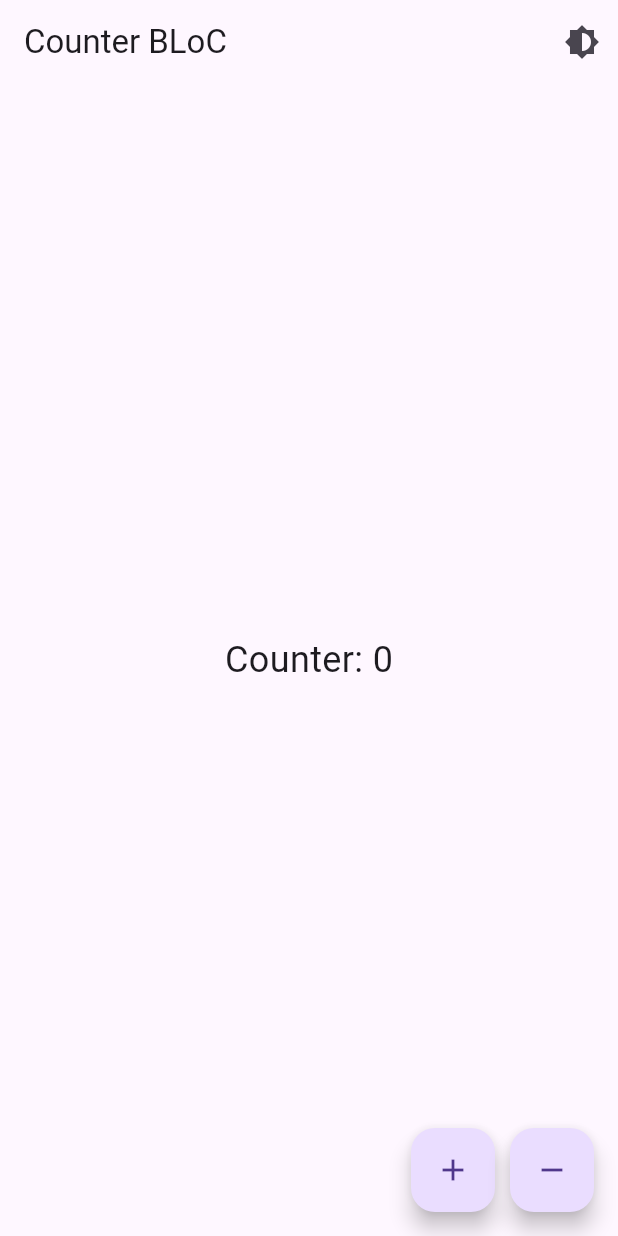
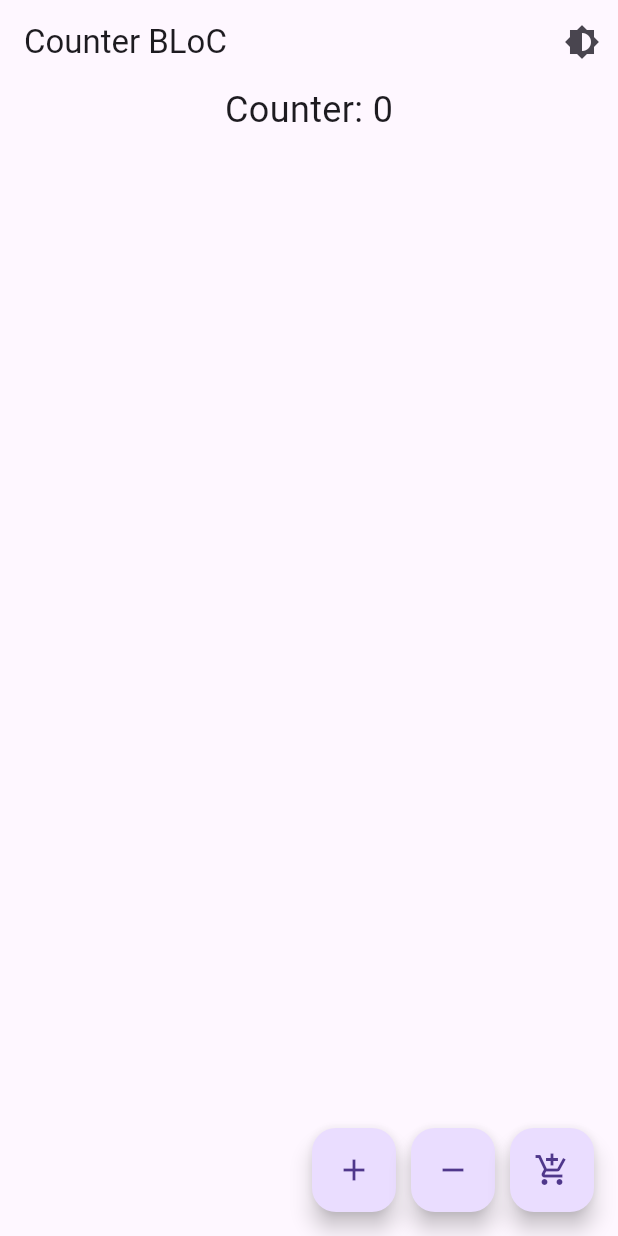
Before and after one commit to Whadyjm/bloc_demo, a Flutter app: the screen it shows after launch, on a phone screen of 412 x 824 dp. Run offline on Flutter 3.47's test engine with Material 3 defaults, Android fonts, the phone set to English and light mode, and no system bars; our stand-ins replace bloc, equatable, flutter_bloc.

Commit message:
2nd commit

```diff
--- a/lib/bloc/counter_bloc.dart
+++ b/lib/bloc/counter_bloc.dart
@@ -14,34 +14,64 @@ class Decrement extends CounterEvent {}
 
 class ToggleTheme extends CounterEvent {}
 
+class AddProduct extends CounterEvent {
+  final String product;
+
+  AddProduct(this.product);
+
+  @override
+  List<Object> get props => [product];
+}
+
+class RemoveProduct extends CounterEvent {
+  final String product;
+
+  RemoveProduct(this.product);
+
+  @override
+  List<Object> get props => [product];
+}
+
 // States
 class CounterState extends Equatable {
   final int counter;
   final ThemeData themeData;
+  final List<String> products;
 
-  CounterState(this.counter, this.themeData);
+  CounterState(this.counter, this.themeData, this.products);
 
   @override
-  List<Object> get props => [counter, themeData];
+  List<Object> get props => [counter, themeData, products];
 }
 
 // BLoC
 class CounterBloc extends Bloc<CounterEvent, CounterState> {
-  CounterBloc()
-      : super(CounterState(0, ThemeData.light())) {
+  CounterBloc() : super(CounterState(0, ThemeData.light(), [])) {
     on<Increment>((event, emit) {
-      emit(CounterState(state.counter + 1, state.themeData));
+      emit(CounterState(state.counter + 1, state.themeData, state.products));
     });
 
     on<Decrement>((event, emit) {
-      emit(CounterState(state.counter - 1, state.themeData));
+      emit(CounterState(state.counter - 1, state.themeData, state.products));
     });
 
     on<ToggleTheme>((event, emit) {
       final newTheme = state.themeData.brightness == Brightness.light
           ? ThemeData.dark()
           : ThemeData.light();
-      emit(CounterState(state.counter, newTheme));
+      emit(CounterState(state.counter, newTheme, state.products));
+    });
+
+    on<AddProduct>((event, emit) {
+      final updatedProducts = List<String>.from(state.products)
+        ..add(event.product);
+      emit(CounterState(state.counter, state.themeData, updatedProducts));
+    });
+
+    on<RemoveProduct>((event, emit) {
+      final updatedProducts = List<String>.from(state.products)
+        ..remove(event.product);
+      emit(CounterState(state.counter, state.themeData, updatedProducts));
     });
   }
 }
--- a/lib/counterPage.dart
+++ b/lib/counterPage.dart
@@ -19,13 +19,40 @@ class CounterPage extends StatelessWidget {
         ],
       ),
       body: Center(
-        child: BlocBuilder<CounterBloc, CounterState>(
+        child: Column(
+          mainAxisAlignment: MainAxisAlignment.center,
+          children: [
+            BlocBuilder<CounterBloc, CounterState>(
               builder: (context, state) {
                 return Text(
                   'Counter: ${state.counter}',
-              style: TextStyle(fontSize: 24),
+                  style: const TextStyle(fontSize: 24),
                 );
               },
+            ),
+            BlocBuilder<CounterBloc, CounterState>(
+              builder: (context, state) {
+                return Expanded(
+                  child: ListView.builder(
+                    itemCount: state.products.length,
+                    itemBuilder: (context, index) {
+                      return ListTile(
+                        title: Text(state.products[index]),
+                        trailing: IconButton(
+                          icon: Icon(Icons.remove_circle),
+                          onPressed: () {
+                            context
+                                .read<CounterBloc>()
+                                .add(RemoveProduct(state.products[index]));
+                          },
+                        ),
+                      );
+                    },
+                  ),
+                );
+              },
+            ),
+          ],
         ),
       ),
       floatingActionButton: Row(
@@ -38,13 +65,24 @@ class CounterPage extends StatelessWidget {
             tooltip: 'Increment',
             child: Icon(Icons.add),
           ),
-          SizedBox(width: 10),
+          const SizedBox(width: 10),
           FloatingActionButton(
             onPressed: () {
+              if (context.read<CounterBloc>().state.counter > 0) {
                 context.read<CounterBloc>().add(Decrement());
+              }
             },
             tooltip: 'Decrement',
-            child: Icon(Icons.remove),
+            child: const Icon(Icons.remove),
+          ),
+          const SizedBox(width: 10),
+          FloatingActionButton(
+            onPressed: () {
+              context.read<CounterBloc>().add(AddProduct(
+                  'Product ${context.read<CounterBloc>().state.products.length + 1}'));
+            },
+            tooltip: 'Add Product',
+            child: Icon(Icons.add_shopping_cart),
           ),
         ],
       ),
```
Also changed, not shown: lib/main.dart (line endings or trailing spaces), 1 other file. Lines whose indentation alone changed are shown as unchanged.
